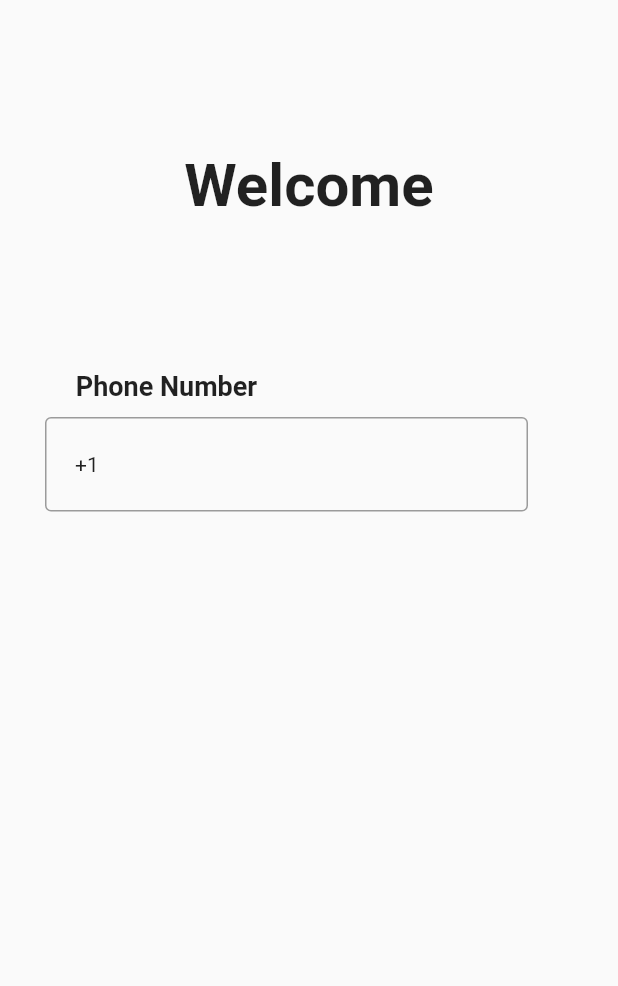
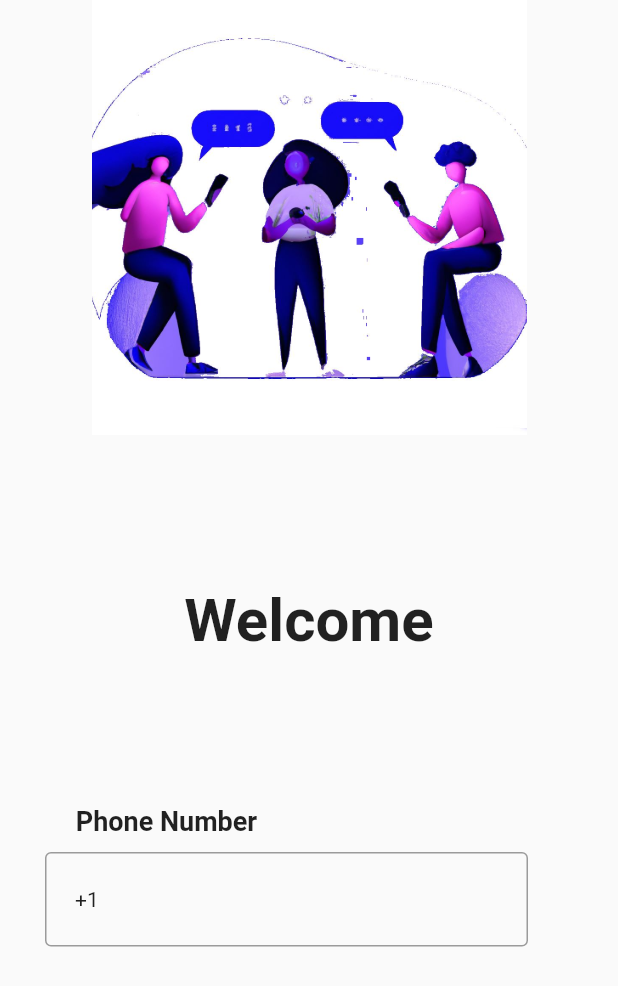
Before and after one commit to NaveenakrishnanS/Project_HMC, a Flutter app: the screen it shows after launch, after a tap on "Login", on a phone screen of 412 x 824 dp. Shown: the top 986 px of the screen. Run offline on Flutter 3.47's test engine with Material 2 defaults, Android fonts, the phone set to English and light mode, and no system bars; our stand-ins replace firebase_core, flutter_otp_text_field; accounts and stored records are empty.

Commit message:
editing Login Screen

```diff
--- a/lib/screens/Login_screen.dart
+++ b/lib/screens/Login_screen.dart
@@ -12,10 +12,22 @@ class _LoginScreenState extends State<LoginScreen> {
   @override
   Widget build(BuildContext context) {
     return Scaffold(
-      body: Column(
+      resizeToAvoidBottomInset: true,
+      body:SingleChildScrollView(
+        physics: const BouncingScrollPhysics(),
+      child: Column(
         mainAxisAlignment: MainAxisAlignment.start,
         crossAxisAlignment: CrossAxisAlignment.center,
         children: [
+          Container(
+            width: 300,
+            height: 290,
+            padding: const EdgeInsets.fromLTRB(0, 0, 0, 0),
+            child: Image.asset(
+                'assets/login.jpg',
+              fit: BoxFit.contain,
+            ),
+          ),
           const Padding(padding: EdgeInsets.fromLTRB(0, 100, 0, 0),
           child: Text('Welcome',
           style: TextStyle(
@@ -59,6 +71,7 @@ class _LoginScreenState extends State<LoginScreen> {
           )
     ]
       ),
+      ),
     );
   }
 }
```
